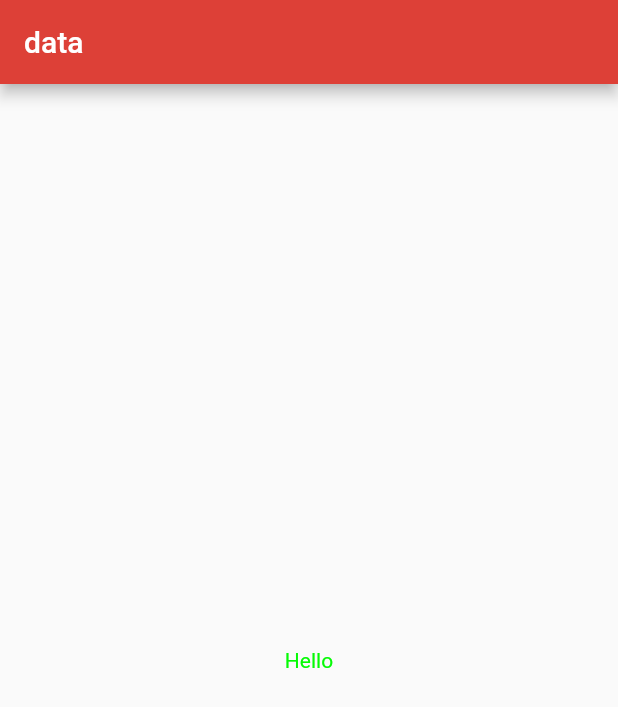
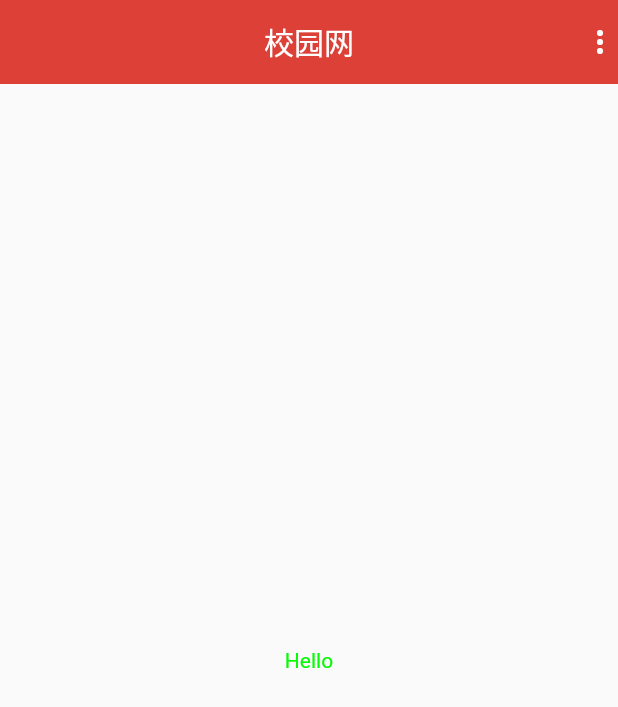
Before and after one commit to JmyChen/xyw.link, a Flutter app: the screen it shows after launch, on a phone screen of 412 x 824 dp. Shown: the top 707 px of the screen. Run offline on Flutter 3.47's test engine with Material 2 defaults, Android fonts, the phone set to English and light mode, and no system bars; Roboto replaces fonts that are missing (iconfont).

Commit message:
首页加入设置图标按钮

```diff
--- a/project/lib/component/appBar/view.dart
+++ b/project/lib/component/appBar/view.dart
@@ -4,7 +4,7 @@ class ComponetAppBar{
 
   PreferredSizeWidget data;
 
-  PreferredSizeWidget getNew(dynamic title, {double elevation = 0, Color backgroundColor, List<Widget> action}){
+  PreferredSizeWidget getNew(dynamic title, {bool centerTitle = true, double elevation = 0, Color backgroundColor, List<Widget> action}){
     Widget _title;
     if(title is String){
       _title = Text(title);
@@ -13,7 +13,7 @@ class ComponetAppBar{
     }
     data = AppBar(
       title: _title,
-      centerTitle: true,
+      centerTitle: centerTitle,
       elevation: elevation,//去除阴影
       backgroundColor: backgroundColor,
       actions: action,
--- a/project/lib/config/index.dart
+++ b/project/lib/config/index.dart
@@ -5,7 +5,7 @@ class ConfigList {
   String theme;
 
   ConfigList(){
-    appName = "律";
+    appName = "校园网";
     verison = "1.0.1";
     theme = "main";
   }
--- a/project/lib/main.dart
+++ b/project/lib/main.dart
@@ -13,7 +13,7 @@ void main(){
 }
 
 void onEntry(){
-  print("Chen 3");
+  print("开始");
   runApp(app.page.main);
 }
 
--- a/project/lib/page/app/home/view.dart
+++ b/project/lib/page/app/home/view.dart
@@ -11,7 +11,9 @@ class _PageHomeState extends State<PageHome> {
   Widget build(BuildContext context) {
     return(
       Scaffold(
-        appBar: AppBar(title: Text("data"),),
+        appBar: app.componet.appBar.getNew(app.config.appName,action: <Widget>[
+          Icon(Icons.more_vert)
+        ]),
         body: Center(
           child: Text(
             "Hello",
```
